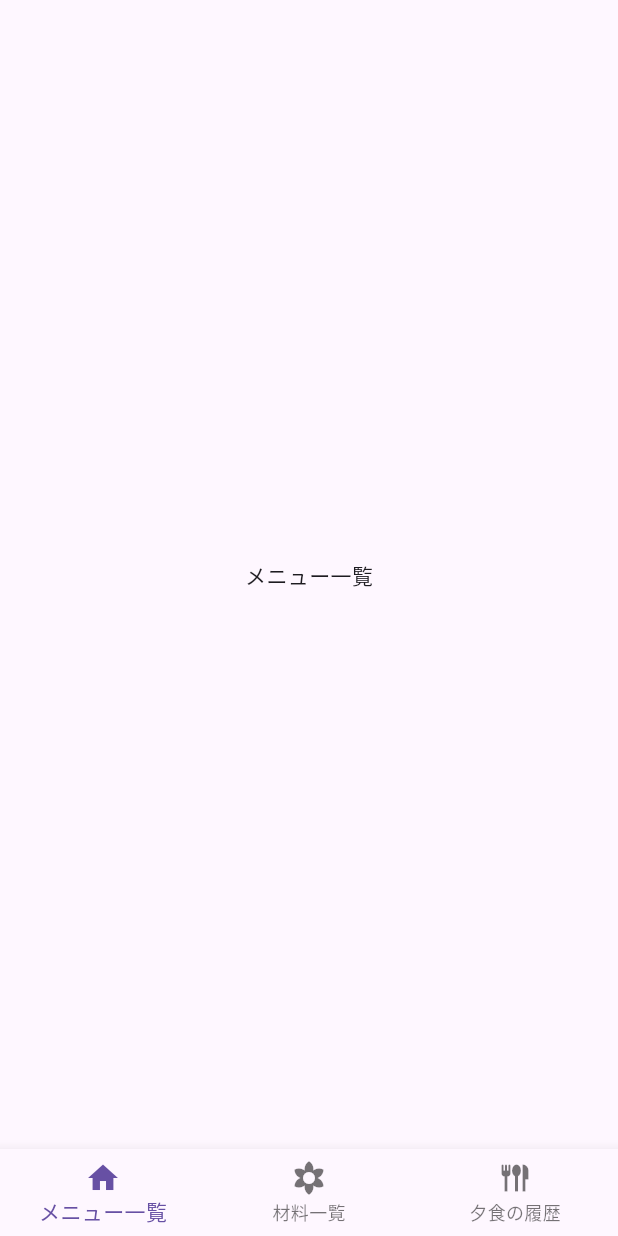
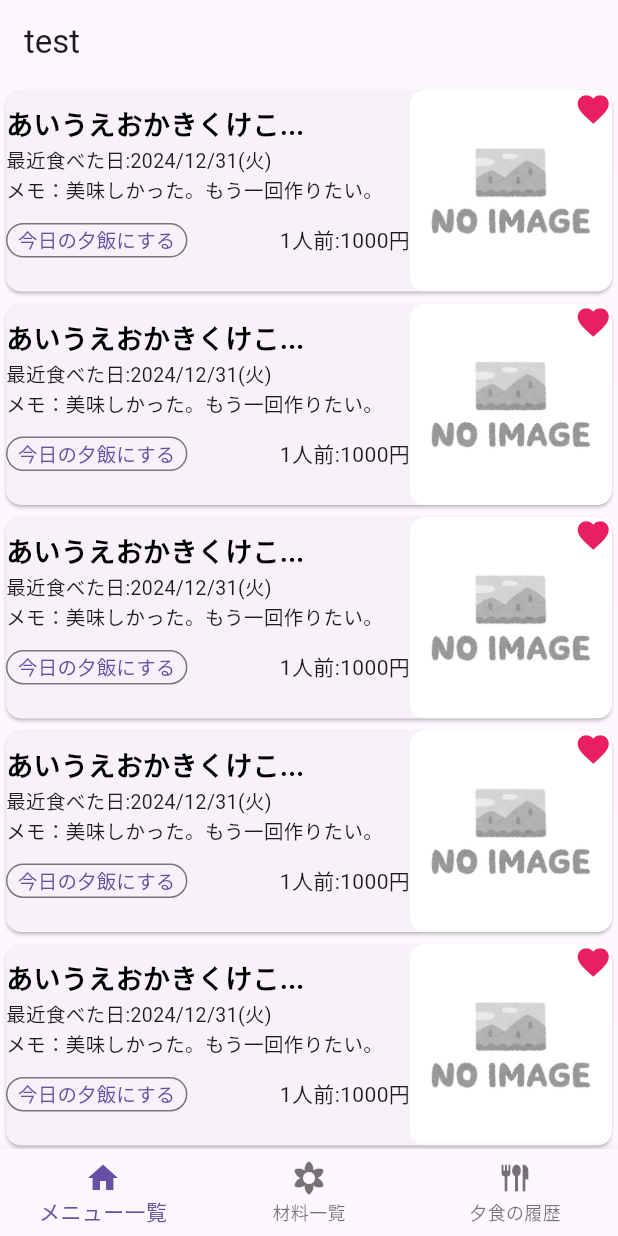
Before and after one commit to maki1125/menu, a Flutter app: the screen it shows after launch, on a phone screen of 412 x 824 dp. Run offline on Flutter 3.47's test engine with Material 3 defaults, Android fonts, the phone set to English and light mode, and no system bars; our stand-ins replace cloud_firestore, file_picker, firebase_auth, firebase_core, firebase_storage, flutter_riverpod and 3 more; accounts and stored records are empty; project files that could hold a hidden picture were left out.

Commit message:
k_06_menuList(disp)

```diff
--- a/menu/lib/data/model/menu.dart
+++ b/menu/lib/data/model/menu.dart
@@ -12,6 +12,7 @@ class Menu {
     this.howToMake,
     this.memo,
     this.isFavorite,
+    this.isDinner,
     this.id
   });
 
@@ -25,6 +26,7 @@ class Menu {
   String? howToMake;
   String? memo;
   bool? isFavorite;
+  bool? isDinner;
   String? id;
 
     //FirestoreからのデータからDinnerインスタンスを生成する
@@ -40,6 +42,7 @@ class Menu {
       howToMake: data['howToMake'] as String? ?? "noData",
       memo: data['memo'] as String? ?? "noData",
       isFavorite: data['isFavorite'] as bool? ?? false,
+      isDinner: data['isDinner'] as bool? ?? false,
       id: data['id'] as String? ?? "noData",
     );
   }
--- a/menu/lib/data/providers.dart
+++ b/menu/lib/data/providers.dart
@@ -16,9 +16,9 @@ UserModel? currentUser = UserRepository().getCurrentUser();
 final userProvider = StateProvider<UserModel?>((ref) => currentUser);
 
 //メニューリスト
-final menuListProvider = StreamProvider<List<Menu>>((ref) {
-  return MenuRepository(currentUser!).getMenuList();
-});
+//final menuListProvider = StreamProvider<List<Menu>>((ref) {
+  //return MenuRepository(currentUser!).getMenuList();
+//});
 
 //夕食リスト
 final dinnerListProvider = StreamProvider<List<Dinner>>((ref) {
--- a/menu/lib/data/repository/menu_repository.dart
+++ b/menu/lib/data/repository/menu_repository.dart
@@ -49,6 +49,7 @@ class MenuRepository {
     .update(_menuToMap(menu));
   }
 
+/*
   List<Menu> _queryToMenuList(QuerySnapshot query){
     return query.docs.map((doc){
       return Menu(
@@ -58,6 +59,7 @@ class MenuRepository {
       );
     }).toList();
   }
+*/
 
   Map<String, dynamic> _menuToMap(Menu menu){
     return{
--- a/menu/lib/data/repository/o_user_repository.dart
+++ b/menu/lib/data/repository/o_user_repository.dart
@@ -3,6 +3,7 @@ import 'package:firebase_auth/firebase_auth.dart';
 import 'package:firebase_core/firebase_core.dart';
 import 'package:google_sign_in/google_sign_in.dart';
 import 'package:flutter_riverpod/flutter_riverpod.dart';
+import 'package:menu/data/model/user.dart';
 import '../../view/login_screen.dart';
 import '../providers.dart';
 import '../../firebase_auth_error.dart';
@@ -143,6 +144,12 @@ class AuthService {
   Future<void> signOut() async {
     await _auth.signOut();
   }
+
+    // 現在のユーザーを取得
+  UserModel? getCurrentUser() {
+    final firebaseuser = _auth.currentUser;
+    return firebaseuser != null ? UserModel.fromFirebaseUser(firebaseuser) : null;
+  }
 }
 
 class SignInAnony extends ConsumerStatefulWidget {
@@ -176,6 +183,8 @@ class _SignInAnony extends ConsumerState<SignInAnony> {
     }
   }
 
+
+
   @override
   Widget build(BuildContext context) {
     return StreamBuilder<User?>(
--- a/menu/lib/view/main_screen.dart
+++ b/menu/lib/view/main_screen.dart
@@ -19,7 +19,7 @@ class _MainPageState extends State<MainPage> {
   final List<Widget> _pages = [
     MenuList(),
     MaterialList(),
-    DinnerList(),
+    KudoTest(),
   ];
 
   //タッチしたアイコンの番号を現在のインデックスにセット
@@ -32,6 +32,9 @@ class _MainPageState extends State<MainPage> {
   @override
   Widget build(BuildContext context) {
     return Scaffold(
+      appBar: AppBar(
+        title: const Text("test")
+      ),
       body: IndexedStack(
         index: _currentIndex,
         children: _pages,//indexのページを表示
--- a/menu/lib/view/menu_list_screen.dart
+++ b/menu/lib/view/menu_list_screen.dart
@@ -1,11 +1,117 @@
 import 'package:flutter/material.dart';
+import 'package:flutter_riverpod/flutter_riverpod.dart';
 
-class MenuList extends StatelessWidget {
+class MenuList extends ConsumerWidget {
 
   @override
-  Widget build(BuildContext context) {
-    return Center(
-        child: Text("メニュー一覧")
-      );
+  Widget build(BuildContext context, WidgetRef ref) {
+
+    //テストのためのテキスト
+    String longText = 'あいうえおかきくけこさしすせそたちつてと';
+    int nameMaxLength = 10;
+
+    return ListView.builder(
+        itemCount: 6,
+        itemBuilder: (context, index){
+        return Card(
+          elevation: 1, //影の深さ
+          shape: RoundedRectangleBorder(
+            borderRadius: BorderRadius.circular(10),
+          ),
+          child: InkWell(//タッチした時にインクが広がる感じのエフェクトを設定
+            onTap: () {
+              print("Card tapped!");
+            },
+            child: Row(
+              children: [
+
+                 //テキストエリア
+                Expanded(
+                  flex: 2,//テキスト領域の比率
+                  child:
+                    Column(
+                      crossAxisAlignment: CrossAxisAlignment.start, // 左寄せ
+                      children: [
+
+                        //１列目（料理名の表示）
+                        Row(
+                          mainAxisAlignment: MainAxisAlignment.spaceBetween,
+                          children: [
+                            Text(longText.length > nameMaxLength ? '${longText.substring(0, nameMaxLength)}...' : longText,
+                              style: TextStyle(color: Colors.black, fontSize: 18, fontWeight: FontWeight.bold),),
+                            //Icon(Icons.favorite),
+
+                          ],
+                        ),
+
+                        //2列目(最近食べた日）
+                        Text("最近食べた日:2024/12/31(火)",
+                        style: TextStyle(fontSize: 13),),
+
+                        //3列目(メモ）
+                        Text("メモ：美味しかった。もう一回作りたい。",
+                        style: TextStyle(fontSize: 13),), // 余白を挿入
+
+                        //4列目(ボタンと値段）
+                        Row(
+                          mainAxisAlignment: MainAxisAlignment.spaceBetween,
+                          children: [
+
+                            OutlinedButton(//枠線ありボタン
+                              onPressed: () { /* ボタンがタップされた時の処理 */ },
+                              style: OutlinedButton.styleFrom(
+                                //padding: EdgeInsets.zero, // 完全にパディングを削除
+                                padding: EdgeInsets.symmetric(horizontal: 8, vertical: 2), // パディングを調整
+                                minimumSize: Size(50, 20), // 最小サイズを指定
+                              ),
+                              child: Text('今日の夕飯にする',
+                              style: TextStyle(fontSize: 13),
+                              ),
+                            ),
+                            Text("1人前:1000円",
+                            //style: TextStyle(color: Colors.black, fontSize: 15, fontWeight: FontWeight.bold),
+                            ),
+                          ],
+                        )
+                      ],
+                    )
+                ),
+
+                //画像エリア
+                Expanded(
+                  flex: 1,//画像領域の比率
+                  child: Stack(
+                    children: [
+
+                      //画像
+                      ClipRRect(
+                        borderRadius: BorderRadius.circular(10),
+                        child:Image.asset(
+                          'images/no_image.jpg',
+                          //height: 100,
+                          //width: 50,
+                          fit: BoxFit.cover,
+                        ),
+                      ),
+
+                      //お気に入りアイコン
+                      Positioned(
+                        top: 0,
+                        right: 0,
+                        child: Icon(
+                          Icons.favorite,
+                          color: Colors.pink,
+                          size: 25,
+                        ),
+                      ),
+                    ],
+                  )
+                )
+              ],
+            ),
+          ),
+        );
+      }
+    );
   }
 }
--- /dev/null
+++ b/menu/lib/view_model/menu_list_view_model.dart
@@ -0,0 +1,14 @@
+import 'package:riverpod/riverpod.dart';
+import 'package:menu/data/model/menu.dart';
+import 'package:menu/data/model/user.dart';
+import 'package:menu/data/repository/menu_repository.dart';
+import 'package:menu/data/repository/user_repository.dart';
+import 'package:menu/data/providers.dart';
+
+//ログインユーザ
+final _currentUser= UserRepository().getCurrentUser();
+
+//メニューリスト
+final menuListProvider = StreamProvider<List<Menu>>((ref) {
+  return MenuRepository(currentUser!).getMenuList();
+});
--- a/menu/pubspec.yaml
+++ b/menu/pubspec.yaml
@@ -68,7 +68,7 @@ flutter:
 
   # To add assets to your application, add an assets section, like this:
   assets:
-    - assets/
+    - images/
   #   - images/a_dot_ham.jpeg
 
   # An image asset can refer to one or more resolution-specific "variants", see
```
Also changed, not shown: menu/lib/kudo_test.dart (+15 -9 lines), menu/images/no_image.jpg (added).
